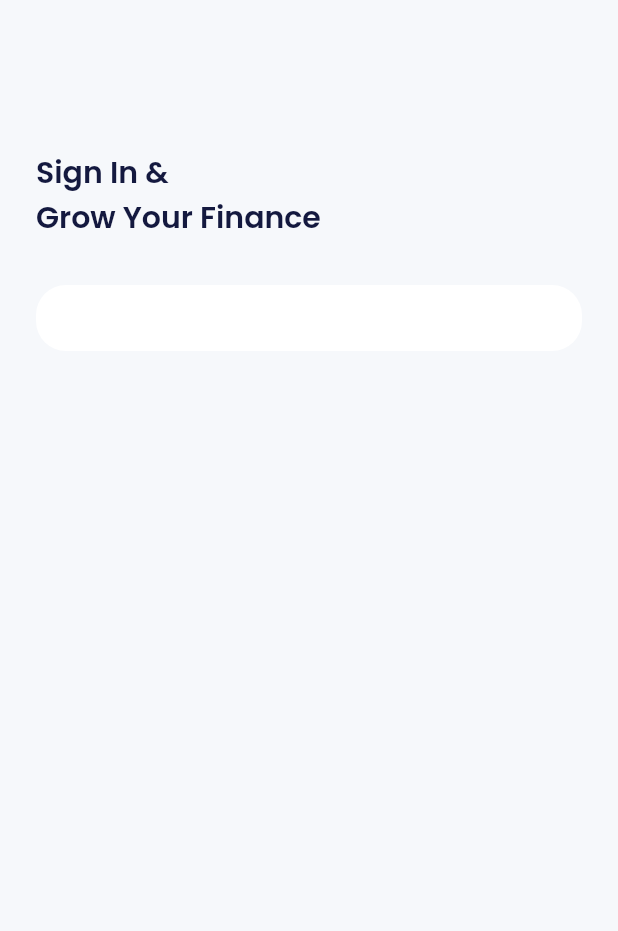
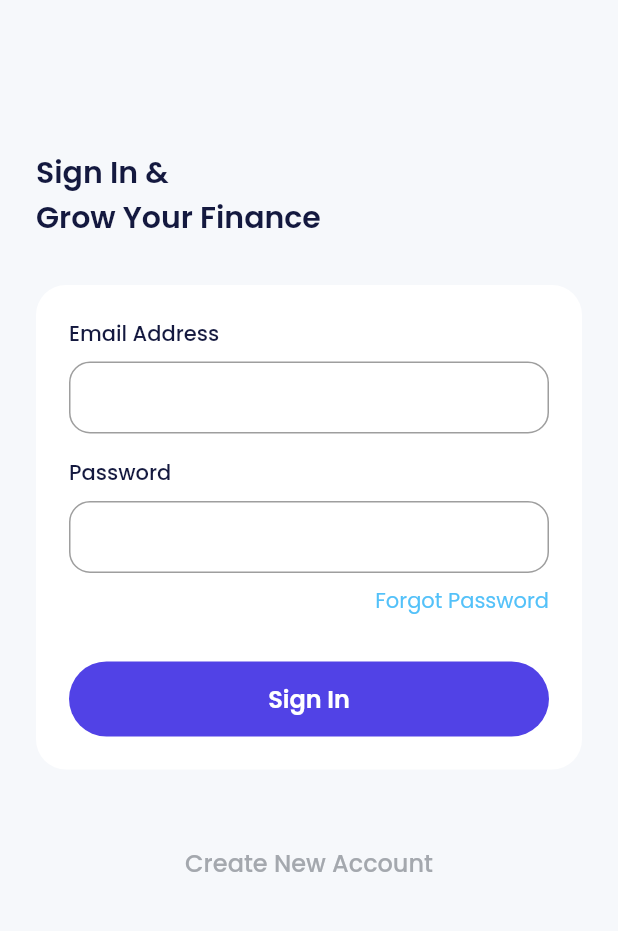
Before and after one commit to idrus-kun/bank_sha, a Flutter app: the SignInPage screen opened directly, on a phone screen of 412 x 824 dp, the part 225-1156 px from its top. Run offline on Flutter 3.47's test engine with Material 2 defaults, Android fonts, the phone set to English and light mode, and no system bars; our stand-ins replace carousel_slider, google_fonts; missing offline and left inert: dart:html.

Commit message:
edited 3.2

```diff
--- a/lib/ui/pages/sign_in_page.dart
+++ b/lib/ui/pages/sign_in_page.dart
@@ -1,3 +1,5 @@
+import 'dart:html';
+
 import 'package:bank_sha/shared/theme.dart';
 import 'package:flutter/material.dart';
 
@@ -43,9 +45,111 @@
               color: whiteColor,
             ),
             child: Column(
+              crossAxisAlignment: CrossAxisAlignment.start,
               children: [
-                //email input
+                // EMAIL INPUT DISINI GAESSS
+                Column(
+                  crossAxisAlignment: CrossAxisAlignment.start,
+                  children: [
+                    Text(
+                      'Email Address',
+                      style: blackTextStyle.copyWith(
+                        fontWeight: medium,
+                      ),
+                    ),
+                    const SizedBox(
+                      height: 8,
+                    ),
+                    TextFormField(
+                      decoration: InputDecoration(
+                        border: OutlineInputBorder(
+                          borderRadius: BorderRadius.circular(14),
+                        ),
+                        contentPadding: const EdgeInsets.all(12),
+                      ),
+                    ),
+                  ],
+                ),
+                // PASSWORD INPUT DISINI GAESSS
+                const SizedBox(
+                  height: 16,
+                ),
+                Column(
+                  crossAxisAlignment: CrossAxisAlignment.start,
+                  children: [
+                    Text(
+                      'Password',
+                      style: blackTextStyle.copyWith(
+                        fontWeight: medium,
+                      ),
+                    ),
+                    const SizedBox(
+                      height: 8,
+                    ),
+                    TextFormField(
+                      obscureText: true,
+                      decoration: InputDecoration(
+                        border: OutlineInputBorder(
+                          borderRadius: BorderRadius.circular(14),
+                        ),
+                        contentPadding: const EdgeInsets.all(12),
+                      ),
+                    ),
+                  ],
+                ),
+                const SizedBox(
+                  height: 8,
+                ),
+                Align(
+                  alignment: Alignment.centerRight,
+                  child: Text(
+                    'Forgot Password',
+                    style: blueTextStyle,
+                  ),
+                ),
+                const SizedBox(
+                  height: 30,
+                ),
+                SizedBox(
+                  width: double.infinity,
+                  height: 50,
+                  child: TextButton(
+                    onPressed: () {},
+                    style: TextButton.styleFrom(
+                      backgroundColor: purpleColor,
+                      shape: RoundedRectangleBorder(
+                        borderRadius: BorderRadius.circular(56),
+                      ),
+                    ),
+                    child: Text(
+                      'Sign In',
+                      style: whiteTextStyle.copyWith(
+                        fontSize: 16,
+                        fontWeight: semiBold,
+                      ),
+                    ),
+                  ),
+                ),
               ],
+            ),
+          ),
+          const SizedBox(
+            height: 50,
+          ),
+          SizedBox(
+            width: double.infinity,
+            height: 24,
+            child: TextButton(
+              onPressed: () {},
+              style: TextButton.styleFrom(
+                padding: EdgeInsets.zero,
+              ),
+              child: Text(
+                'Create New Account',
+                style: greyTextStyle.copyWith(
+                  fontSize: 16,
+                ),
+              ),
             ),
           ),
         ],
```
